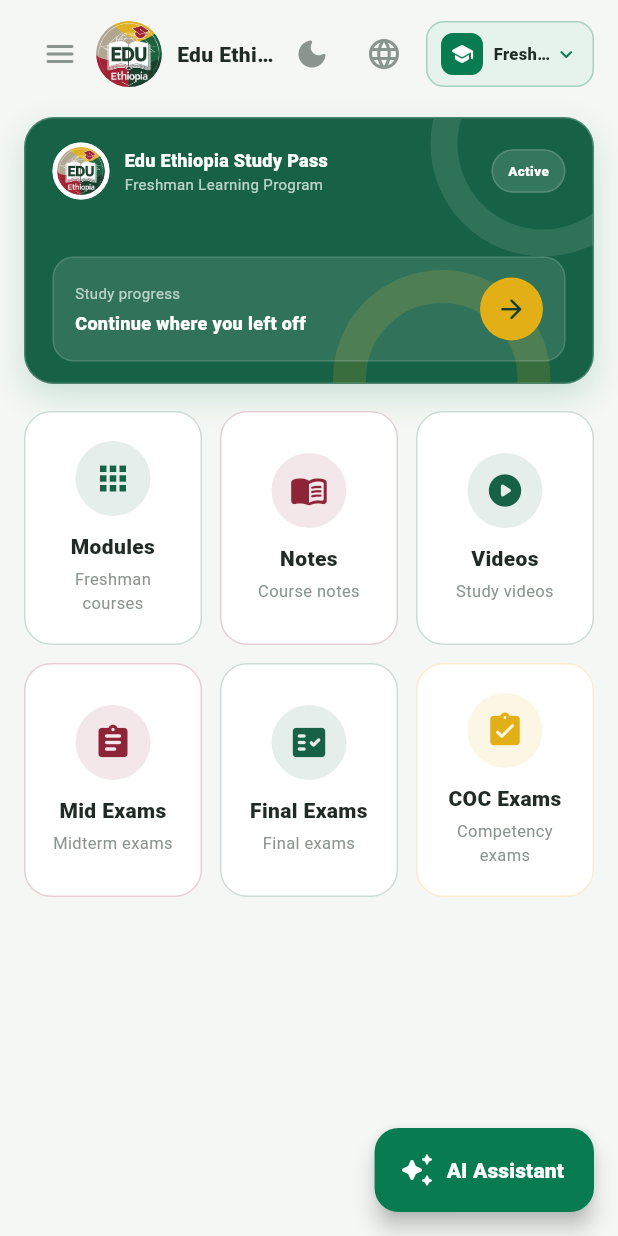
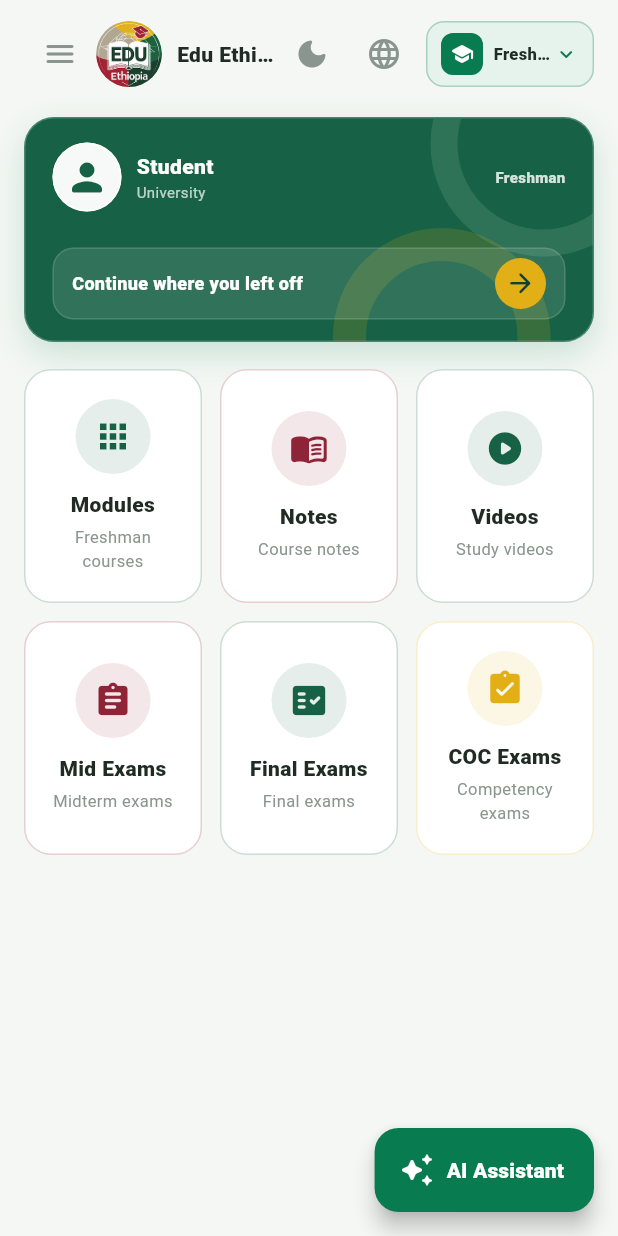
Before and after one commit to SineJhon/EduEthiopia, a Flutter app: the DashboardScreen screen opened directly, on a phone screen of 412 x 824 dp. Run offline on Flutter 3.47's test engine with Material 3 defaults, Android fonts, the phone set to English and light mode, and no system bars; our stand-ins replace flutter_animate, google_fonts.

Commit message:
Study Pass

```diff
--- a/lib/features/dashboard/dashboard_screen.dart
+++ b/lib/features/dashboard/dashboard_screen.dart
@@ -97,6 +97,8 @@ class _DashboardScreenState extends State<DashboardScreen> {
                           isAmharic: _isAmharic,
                           category: _selectedCategory,
                           categoryLabel: _categoryLabel,
+                          userName: widget.userName,
+                          university: widget.university,
                         ),
                         const SizedBox(height: 18),
                         _CategoryGrid(
@@ -381,11 +383,15 @@ class _StudyPassCard extends StatelessWidget {
     required this.isAmharic,
     required this.category,
     required this.categoryLabel,
+    this.userName,
+    this.university,
   });
 
   final bool isAmharic;
   final String category;
   final String categoryLabel;
+  final String? userName;
+  final String? university;
 
   @override
   Widget build(BuildContext context) {
@@ -393,7 +399,7 @@ class _StudyPassCard extends StatelessWidget {
     final isDark = Theme.of(context).brightness == Brightness.dark;
 
     return Container(
-      height: 178,
+      height: 150,
       clipBehavior: Clip.antiAlias,
       decoration: BoxDecoration(
         color: isDark ? const Color(0xFF173B2C) : const Color(0xFF176246),
@@ -451,21 +457,20 @@ class _StudyPassCard extends StatelessWidget {
                 Row(
                   children: [
                     Container(
-                      width: 38,
-                      height: 38,
-                      padding: const EdgeInsets.all(2),
+                      width: 46,
+                      height: 46,
+                      padding: const EdgeInsets.all(3),
                       decoration: BoxDecoration(
                         shape: BoxShape.circle,
-                        color: Colors.white,
+                        color: Colors.white.withValues(alpha: 0.96),
                         border: Border.all(
-                          color: Colors.white.withValues(alpha: 0.80),
+                          color: Colors.white.withValues(alpha: 0.90),
                         ),
                       ),
-                      child: ClipOval(
-                        child: Image.asset(
-                          'assets/images/edu_ethiopia_logo.jpg',
-                          fit: BoxFit.cover,
-                        ),
+                      child: const Icon(
+                        Icons.person_rounded,
+                        color: Color(0xFF176246),
+                        size: 30,
                       ),
                     ),
                     const SizedBox(width: 10),
@@ -474,23 +479,22 @@ class _StudyPassCard extends StatelessWidget {
                         crossAxisAlignment: CrossAxisAlignment.start,
                         children: [
                           Text(
-                            isAmharic
-                                ? 'የEdu Ethiopia ትምህርት ዕቅድ'
-                                : 'Edu Ethiopia Study Pass',
+                            (userName?.trim().isNotEmpty ?? false)
+                                ? userName!.trim()
+                                : (isAmharic ? 'ተማሪ' : 'Student'),
                             maxLines: 1,
                             overflow: TextOverflow.ellipsis,
                             style: const TextStyle(
                               color: Colors.white,
-                              fontSize: 12,
-                              fontWeight: FontWeight.w800,
-                              letterSpacing: 0.2,
+                              fontSize: 14,
+                              fontWeight: FontWeight.w900,
                             ),
                           ),
                           const SizedBox(height: 2),
                           Text(
-                            isAmharic
-                                ? '$categoryLabel መካከለኛ እና ፍጻሜ ዝግጅት'
-                                : '$category Learning Program',
+                            (university?.trim().isNotEmpty ?? false)
+                                ? university!.trim()
+                                : (isAmharic ? 'ዩኒቨርሲቲ' : 'University'),
                             style: TextStyle(
                               color: Colors.white.withValues(alpha: 0.72),
                               fontSize: 10,
@@ -500,36 +504,23 @@ class _StudyPassCard extends StatelessWidget {
                         ],
                       ),
                     ),
-                    Container(
-                      padding: const EdgeInsets.symmetric(
-                        horizontal: 10,
-                        vertical: 7,
-                      ),
-                      decoration: BoxDecoration(
-                        color: Colors.white.withValues(alpha: 0.13),
-                        borderRadius: BorderRadius.circular(18),
-                        border: Border.all(
-                          color: Colors.white.withValues(alpha: 0.16),
-                        ),
-                      ),
-                      child: Text(
-                        isAmharic ? 'ቀን' : 'Active',
-                        style: const TextStyle(
-                          color: Colors.white,
-                          fontSize: 9,
+                    const SizedBox(width: 8),
+                    Text(
+                      categoryLabel,
+                      maxLines: 1,
+                      overflow: TextOverflow.ellipsis,
+                      style: TextStyle(
+                        color: Colors.white.withValues(alpha: 0.82),
+                        fontSize: 10,
                         fontWeight: FontWeight.w800,
-                        ),
                       ),
                     ),
                   ],
                 ),
                 const Spacer(),
                 Container(
-                  height: 70,
-                  padding: const EdgeInsets.symmetric(
-                    horizontal: 14,
-                    vertical: 11,
-                  ),
+                  height: 48,
+                  padding: const EdgeInsets.symmetric(horizontal: 12),
                   decoration: BoxDecoration(
                     color: Colors.white.withValues(alpha: 0.11),
                     borderRadius: BorderRadius.circular(14),
@@ -540,21 +531,9 @@ class _StudyPassCard extends StatelessWidget {
                   child: Row(
                     children: [
                       Expanded(
-                        child: Column(
-                          crossAxisAlignment: CrossAxisAlignment.start,
-                          mainAxisAlignment: MainAxisAlignment.center,
-                          children: [
-                            Text(
-                              isAmharic ? 'የጥናት እድገት' : 'Study progress',
-                              style: TextStyle(
-                                color: Colors.white.withValues(alpha: 0.68),
-                                fontSize: 10,
-                              ),
-                            ),
-                            const SizedBox(height: 5),
-                            Text(
+                        child: Text(
                           isAmharic
-                                  ? 'አዲስ ጥናት ይጀምሩ'
+                              ? 'ከቆመበት ይቀጥሉ'
                               : 'Continue where you left off',
                           maxLines: 1,
                           overflow: TextOverflow.ellipsis,
@@ -564,13 +543,11 @@ class _StudyPassCard extends StatelessWidget {
                             fontWeight: FontWeight.w800,
                           ),
                         ),
-                          ],
-                        ),
                       ),
                       const SizedBox(width: 12),
                       Container(
-                        width: 42,
-                        height: 42,
+                        width: 34,
+                        height: 34,
                         decoration: const BoxDecoration(
                           color: Color(0xFFE3AF16),
                           shape: BoxShape.circle,
```
Also changed, not shown: 1 other file. Lines whose indentation alone changed are shown as unchanged.
